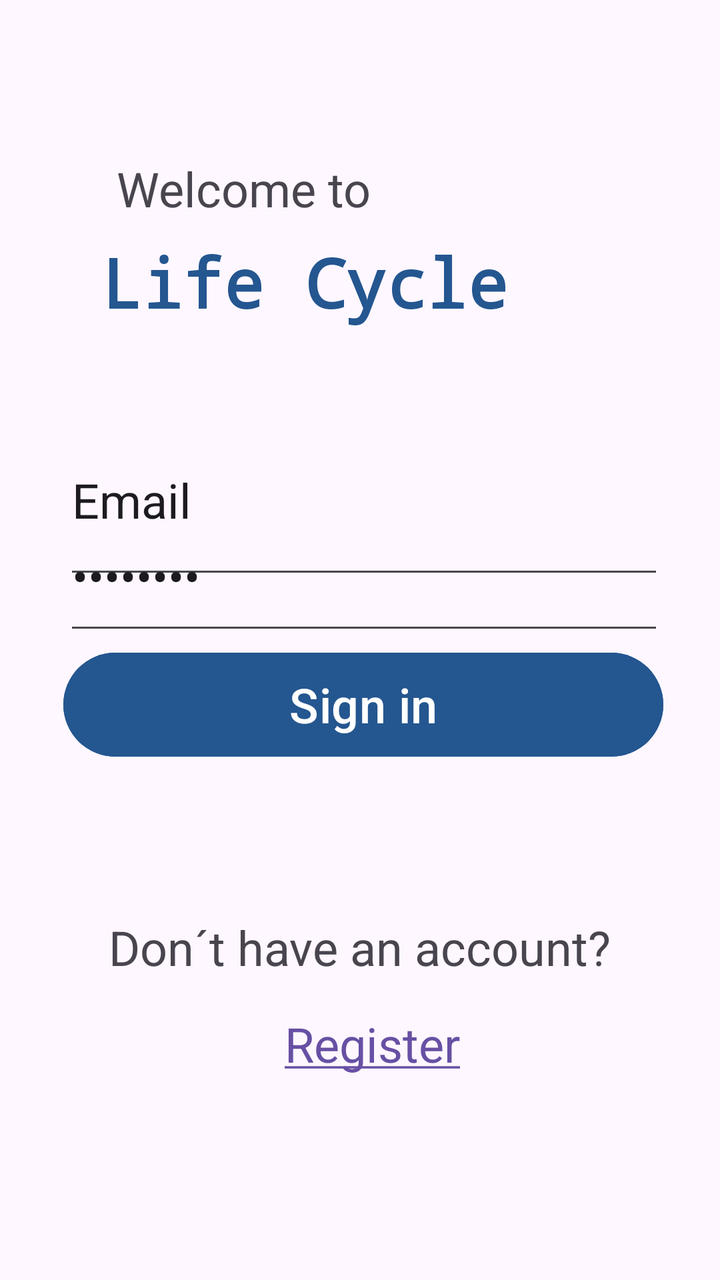
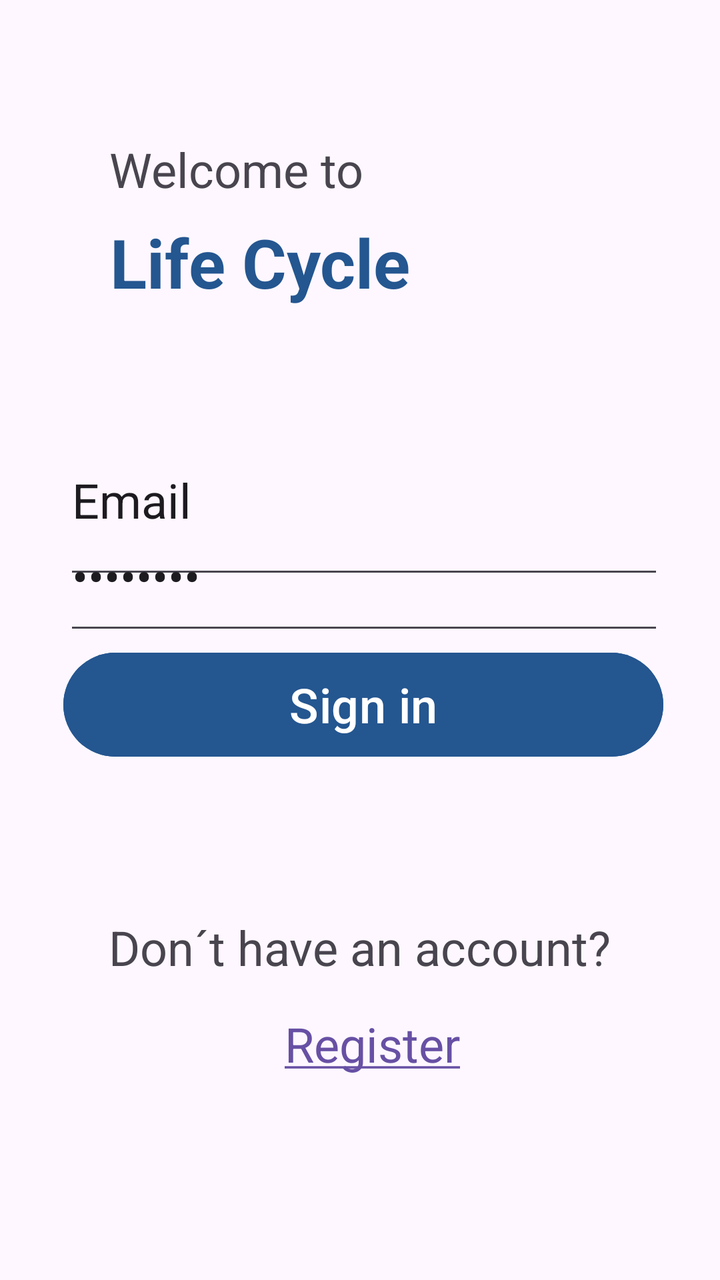

An Android layout rendered at two revisions. The XML below is the earlier revision; the diff shows what the commit changed to produce the second picture.
<!-- AndroidManifest.xml: application theme Theme.LifeCycleV6 -->
<!-- res/layout/activity_main.xml -->
<?xml version="1.0" encoding="utf-8"?>
<androidx.constraintlayout.widget.ConstraintLayout xmlns:android="http://schemas.android.com/apk/res/android"
    xmlns:app="http://schemas.android.com/apk/res-auto"
    xmlns:tools="http://schemas.android.com/tools"
    android:id="@+id/main"
    android:layout_width="match_parent"
    android:layout_height="match_parent"
    tools:context=".MainActivity">

    <TextView
        android:id="@+id/titel"
        android:layout_width="wrap_content"
        android:layout_height="wrap_content"
        android:text="Life Cycle"
        android:textColor="@color/AccentBlue"
        android:textColorLink="@color/AccentBlue"
        android:textSize="34sp"
        android:textStyle="bold"
        android:typeface="monospace"
        app:layout_constraintBottom_toBottomOf="parent"
        app:layout_constraintEnd_toEndOf="parent"
        app:layout_constraintHorizontal_bias="0.324"
        app:layout_constraintStart_toStartOf="parent"
        app:layout_constraintTop_toTopOf="parent"
        app:layout_constraintVertical_bias="0.199" />

    <TextView
        android:id="@+id/titel2"
        android:layout_width="wrap_content"
        android:layout_height="wrap_content"
        android:text="Welcome to"
        android:textSize="24sp"
        app:layout_constraintBottom_toTopOf="@+id/titel"
        app:layout_constraintEnd_toEndOf="parent"
        app:layout_constraintHorizontal_bias="0.25"
        app:layout_constraintStart_toStartOf="parent"
        app:layout_constraintTop_toTopOf="parent"
        app:layout_constraintVertical_bias="0.906" />

    <EditText
        android:id="@+id/editTextTextEmailAddress"
        android:layout_width="300dp"
        android:layout_height="92dp"
        android:ems="10"
        android:inputType="textEmailAddress"
        android:text="Email"
        android:textSize="24sp"
        app:layout_constraintBottom_toBottomOf="parent"
        app:layout_constraintEnd_toEndOf="parent"
        app:layout_constraintHorizontal_bias="0.533"
        app:layout_constraintStart_toStartOf="parent"
        app:layout_constraintTop_toTopOf="parent"
        app:layout_constraintVertical_bias="0.369" />

    <EditText
        android:id="@+id/editTextTextPassword"
        android:layout_width="300dp"
        android:layout_height="72dp"
        android:ems="10"
        android:inputType="textPassword"
        android:text="Password"
        android:textSize="24sp"
        app:layout_constraintBottom_toBottomOf="parent"
        app:layout_constraintEnd_toEndOf="parent"
        app:layout_constraintHorizontal_bias="0.533"
        app:layout_constraintStart_toStartOf="parent"
        app:layout_constraintTop_toTopOf="parent"
        app:layout_constraintVertical_bias="0.441" />

    <Button
        android:id="@+id/button"
        android:layout_width="300dp"
        android:layout_height="60dp"
        android:backgroundTint="@color/AccentBlue"
        android:text="Sign in"
        android:textSize="24sp"
        app:layout_constraintBottom_toBottomOf="parent"
        app:layout_constraintEnd_toEndOf="parent"
        app:layout_constraintHorizontal_bias="0.53"
        app:layout_constraintStart_toStartOf="parent"
        app:layout_constraintTop_toTopOf="parent"
        app:layout_constraintVertical_bias="0.556" />

    <TextView
        android:id="@+id/textView4"
        android:layout_width="wrap_content"
        android:layout_height="wrap_content"
        android:text="Don´t have an account?"
        android:textSize="24sp"
        app:layout_constraintBottom_toBottomOf="parent"
        app:layout_constraintEnd_toEndOf="parent"
        app:layout_constraintStart_toStartOf="parent"
        app:layout_constraintTop_toBottomOf="@+id/button"
        app:layout_constraintVertical_bias="0.333" />

    <TextView
        android:id="@+id/registerLink"
        android:layout_width="wrap_content"
        android:layout_height="wrap_content"
        android:text="@string/hyperlink"
        android:textSize="24sp"
        app:layout_constraintBottom_toBottomOf="parent"
        app:layout_constraintEnd_toEndOf="parent"
        app:layout_constraintHorizontal_bias="0.523"
        app:layout_constraintStart_toStartOf="parent"
        app:layout_constraintTop_toBottomOf="@+id/textView4"
        app:layout_constraintVertical_bias="0.135" />


</androidx.constraintlayout.widget.ConstraintLayout>
<!-- resources referenced by this layout -->
<resources>
  <color name="AccentBlue">#245690</color>
  <string name="hyperlink"><a href="https://gritacademy.se/">Register</a></string>
  <style name="Theme.LifeCycleV6" parent="Base.Theme.LifeCycleV6" />
  <style name="Base.Theme.LifeCycleV6" parent="Theme.Material3.DayNight.NoActionBar">
          
          
      </style>
</resources>

<!-- the commit's change to res/layout/activity_main.xml (unified diff, before → after) -->
@@ -16,26 +16,25 @@
         android:textColorLink="@color/AccentBlue"
         android:textSize="34sp"
         android:textStyle="bold"
-        android:typeface="monospace"
         app:layout_constraintBottom_toBottomOf="parent"
         app:layout_constraintEnd_toEndOf="parent"
-        app:layout_constraintHorizontal_bias="0.324"
+        app:layout_constraintHorizontal_bias="0.262"
         app:layout_constraintStart_toStartOf="parent"
         app:layout_constraintTop_toTopOf="parent"
-        app:layout_constraintVertical_bias="0.199" />
+        app:layout_constraintVertical_bias="0.182" />
 
     <TextView
         android:id="@+id/titel2"
-        android:layout_width="wrap_content"
-        android:layout_height="wrap_content"
+        android:layout_width="152dp"
+        android:layout_height="40dp"
         android:text="Welcome to"
         android:textSize="24sp"
         app:layout_constraintBottom_toTopOf="@+id/titel"
         app:layout_constraintEnd_toEndOf="parent"
-        app:layout_constraintHorizontal_bias="0.25"
+        app:layout_constraintHorizontal_bias="0.263"
         app:layout_constraintStart_toStartOf="parent"
         app:layout_constraintTop_toTopOf="parent"
-        app:layout_constraintVertical_bias="0.906" />
+        app:layout_constraintVertical_bias="1.0" />
 
     <EditText
         android:id="@+id/editTextTextEmailAddress"
